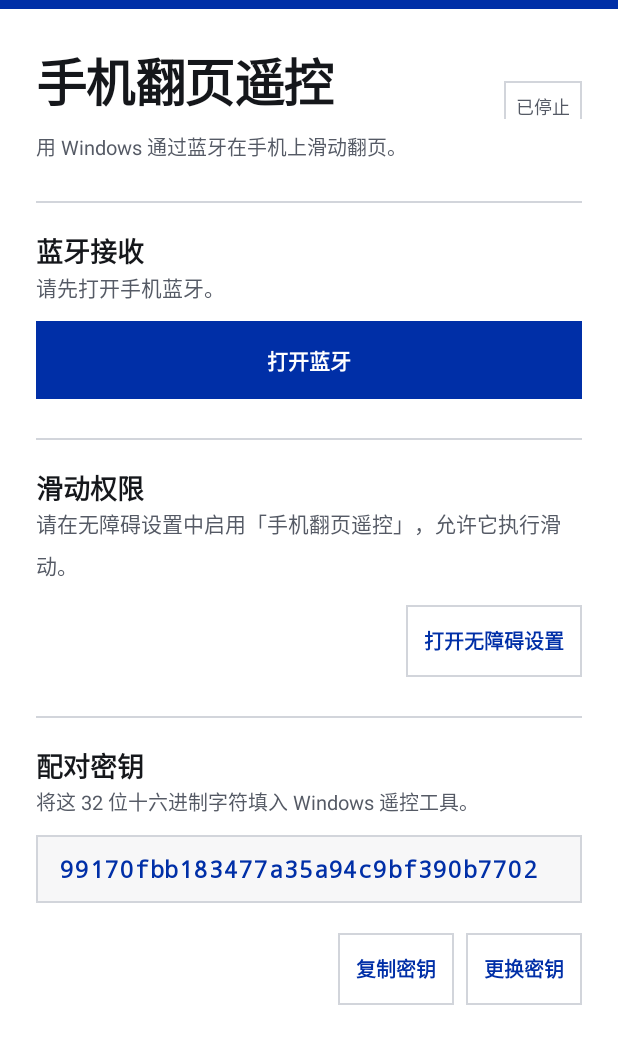
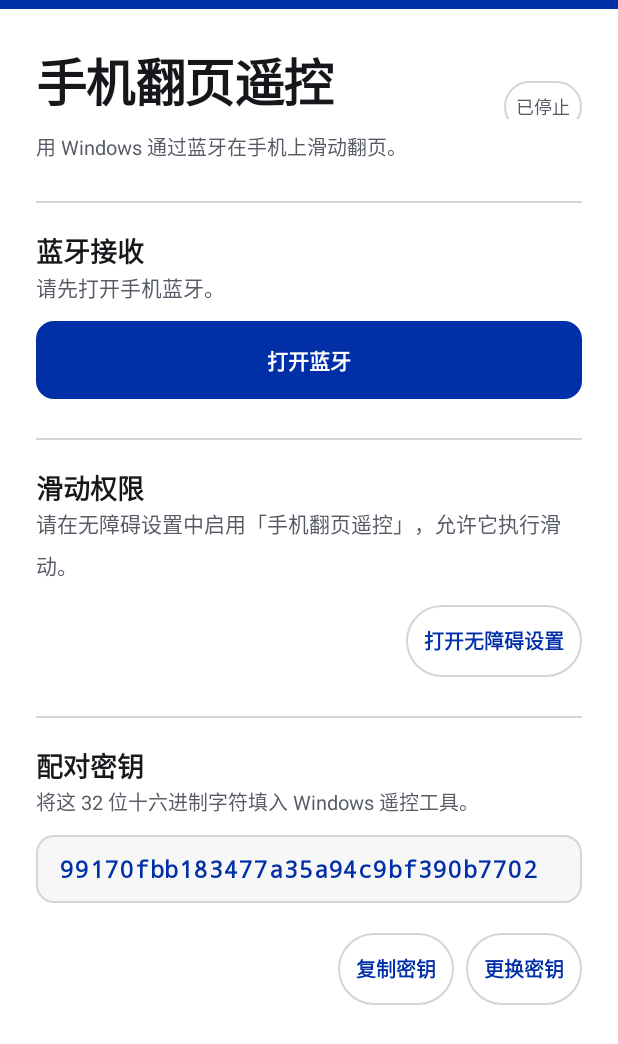
Before and after one commit to mindydora8023-prog/phone-page-remote, an Android app: the screen it shows after launch (SetupActivity), on a phone screen of 412 x 824 dp. Shown: the top 1044 px of the screen. Run offline under Robolectric (Android 15) with nearby library versions, the phone set to English and light mode, and no system bars.

Commit message:
Round the Android controls onto the card palette
A token pass that leaves every method signature alone, so no call site can fall
out of step: the window sits on @color/page, the primary button and the key box
take an 11dp radius, secondary chips and the state badge become pills, and an
"ok" colour joins the palette for live state. Night values mirror the Windows
dark theme.

This is not the card layout yet: the sections still draw as rules and rows. The
card containers (a Design.card() that returns a surface to add rows to) come
next, together with the visual QA that FLAG_SECURE currently blocks.

```diff
--- a/android/src/main/java/com/phonepageremote/android/Design.java
+++ b/android/src/main/java/com/phonepageremote/android/Design.java
@@ -149,8 +149,10 @@ final class Design {
     void markStatus(TextView chip, boolean emphasized) {
         chip.setTextColor(color(emphasized ? R.color.brand_blue : R.color.muted));
         chip.setTypeface(Typeface.create(SANS, emphasized ? Typeface.BOLD : Typeface.NORMAL));
-        chip.setBackground(shape(color(R.color.paper),
-                color(emphasized ? R.color.brand_blue : R.color.line)));
+        GradientDrawable pill = shape(color(R.color.card),
+                color(emphasized ? R.color.brand_blue : R.color.line));
+        pill.setCornerRadius(dp(R.dimen.r_pill));
+        chip.setBackground(pill);
     }
 
     Button primary(int label, View.OnClickListener click) {
@@ -165,8 +167,9 @@ final class Design {
         view.setMinWidth(0);
         view.setMinimumWidth(0);
         int horizontal = dp(R.dimen.gap_l);
-        view.setBackground(new RippleDrawable(ColorStateList.valueOf(color(R.color.ripple_primary)),
-                shape(color(R.color.brand_blue), color(R.color.brand_blue)), null));
+        GradientDrawable fill = shape(color(R.color.brand_blue), color(R.color.brand_blue));
+        fill.setCornerRadius(dp(R.dimen.r_btn));
+        view.setBackground(new RippleDrawable(ColorStateList.valueOf(color(R.color.ripple_primary)), fill, null));
         view.setOnClickListener(click);
         // minHeight, not a fixed height: at 200% font scale the label must grow the control.
         view.setMinHeight(dp(R.dimen.control));
@@ -190,8 +193,9 @@ final class Design {
         view.setMinWidth(0);
         view.setMinimumWidth(0);
         int horizontal = dp(R.dimen.gap_m);
-        view.setBackground(new RippleDrawable(ColorStateList.valueOf(color(R.color.ripple_secondary)),
-                shape(color(R.color.paper), color(R.color.line)), null));
+        GradientDrawable edge = shape(color(R.color.card), color(R.color.line));
+        edge.setCornerRadius(dp(R.dimen.r_pill));
+        view.setBackground(new RippleDrawable(ColorStateList.valueOf(color(R.color.ripple_secondary)), edge, null));
         view.setOnClickListener(click);
         view.setMinHeight(dp(R.dimen.chip_height));
         int vertical = dp(R.dimen.gap_s);
@@ -218,7 +222,9 @@ final class Design {
         int horizontal = dp(R.dimen.gap_l);
         int vertical = dp(R.dimen.gap_m);
         view.setPadding(horizontal, vertical, horizontal, vertical);
-        view.setBackground(shape(color(R.color.shade), color(R.color.line)));
+        GradientDrawable box = shape(color(R.color.shade), color(R.color.line));
+        box.setCornerRadius(dp(R.dimen.r_btn));
+        view.setBackground(box);
         return view;
     }
 
--- a/android/src/main/res/values-night/colors.xml
+++ b/android/src/main/res/values-night/colors.xml
@@ -7,6 +7,9 @@
     <color name="line">#2A2E36</color>
     <color name="shade">#16181D</color>
     <color name="paper">#0E1013</color>
+    <color name="page">#0B0D10</color>
+    <color name="card">#16181D</color>
+    <color name="ok">#3ECF8E</color>
     <color name="ripple_primary">#33FFFFFF</color>
     <color name="ripple_secondary">#33A8BCFF</color>
 </resources>
--- a/android/src/main/res/values/colors.xml
+++ b/android/src/main/res/values/colors.xml
@@ -7,6 +7,9 @@
     <color name="line">#D2D5DB</color>
     <color name="shade">#F7F7F8</color>
     <color name="paper">#FFFFFF</color>
+    <color name="page">#F1F2F5</color>
+    <color name="card">#FFFFFF</color>
+    <color name="ok">#22A06B</color>
     <color name="ripple_primary">#33FFFFFF</color>
     <color name="ripple_secondary">#20002FA7</color>
 </resources>
--- a/android/src/main/res/values/dimens.xml
+++ b/android/src/main/res/values/dimens.xml
@@ -4,6 +4,9 @@
     <dimen name="gutter">24dp</dimen>
     <dimen name="brand_rule">6dp</dimen>
     <dimen name="hairline">1dp</dimen>
+    <dimen name="r_btn">11dp</dimen>
+    <dimen name="r_pill">999dp</dimen>
+    <dimen name="dot">6dp</dimen>
     <dimen name="masthead_top">22dp</dimen>
     <dimen name="section_gap">26dp</dimen>
     <dimen name="title_gap">18dp</dimen>
--- a/android/src/main/res/values/styles.xml
+++ b/android/src/main/res/values/styles.xml
@@ -4,7 +4,7 @@
          flips the system bar icons, so the two files never duplicate the layout. -->
     <style name="AppTheme.Base" parent="android:style/Theme.Material.Light.NoActionBar">
         <item name="android:fontFamily">sans-serif</item>
-        <item name="android:windowBackground">@color/paper</item>
+        <item name="android:windowBackground">@color/page</item>
         <item name="android:colorAccent">@color/brand_blue</item>
         <item name="android:windowLightStatusBar">true</item>
         <item name="android:windowLightNavigationBar">true</item>
```
